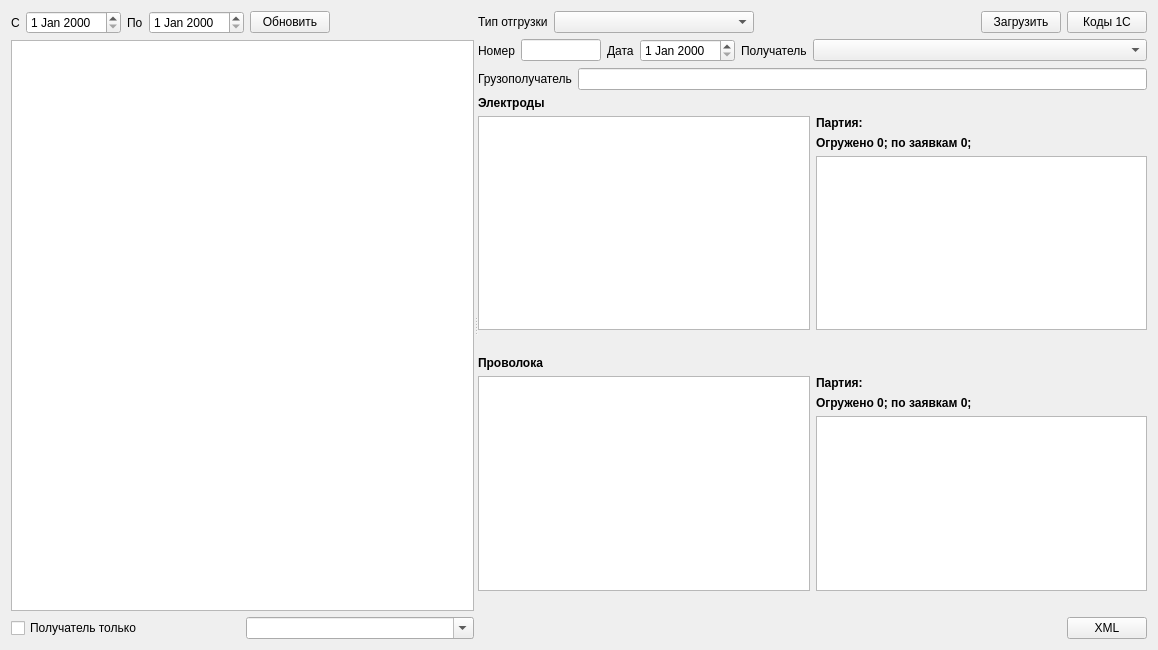
The window that formshipcons.ui (Sergeyego/warehouse) describes before a commit, drawn with Qt 5.
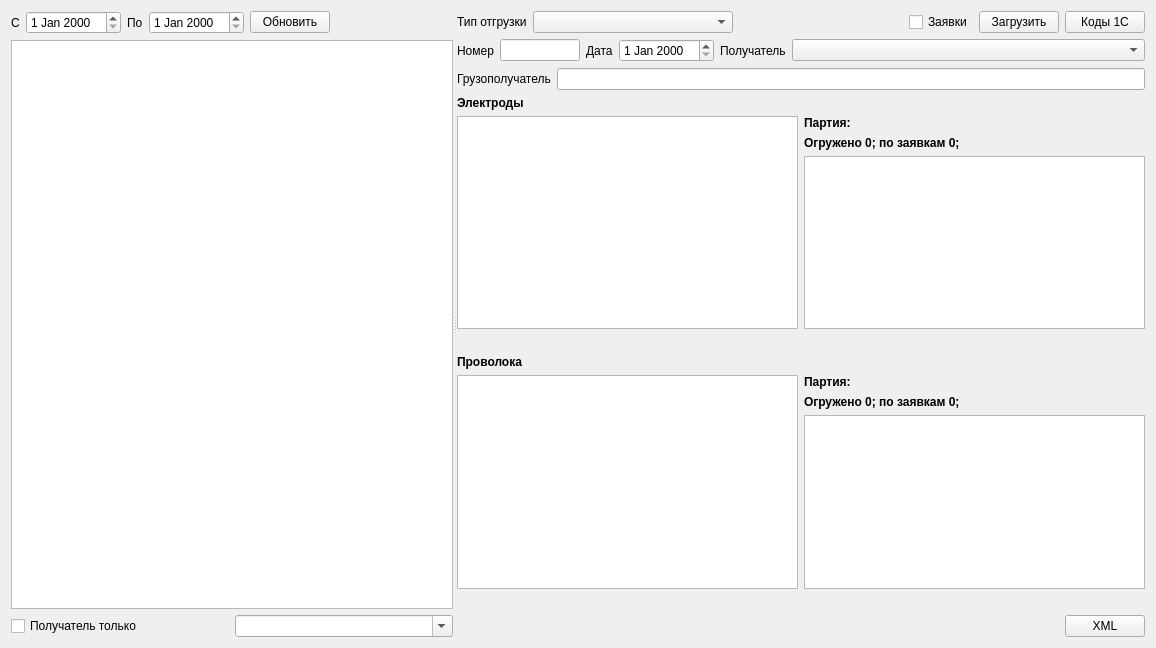
The same window after the commit. Custom widgets are drawn as their Qt base class.

Commit message: скрыл заявки

Patch:
```diff
--- a/formshipcons.ui
+++ b/formshipcons.ui
@@ -6,8 +6,8 @@
    <rect>
     <x>0</x>
     <y>0</y>
-    <width>1158</width>
-    <height>650</height>
+    <width>1156</width>
+    <height>648</height>
    </rect>
   </property>
   <property name="windowTitle">
@@ -122,6 +122,13 @@
            </property>
           </spacer>
          </item>
+         <item>
+          <widget class="QCheckBox" name="checkBoxReq">
+           <property name="text">
+            <string>Заявки</string>
+           </property>
+          </widget>
+         </item>
          <item>
           <widget class="QPushButton" name="pushButtonLoad">
            <property name="text">
```
The commit also changes 2 other files.
